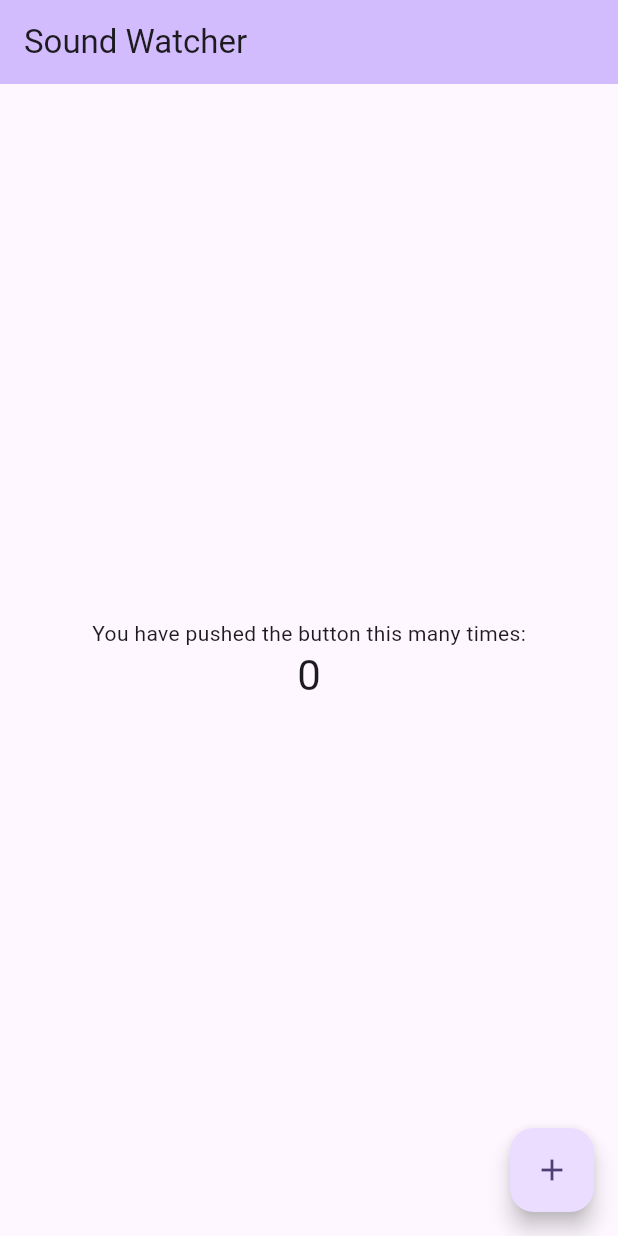
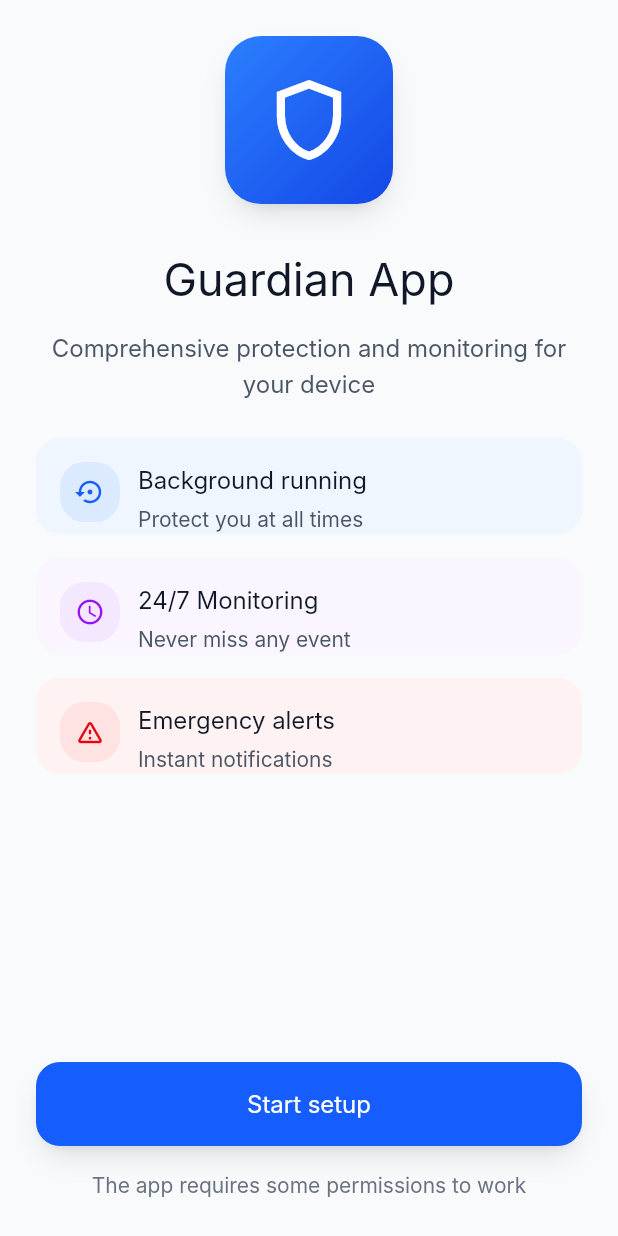
Before and after one commit to cmwuaan/tku-hackathon, a Flutter app: the screen it shows after launch, on a phone screen of 412 x 824 dp. Run offline on Flutter 3.47's test engine with Material 3 defaults, Android fonts, the light colour scheme and no system bars; Roboto replaces fonts that are missing (Inter).

Commit message:
feat(fe): implement welcome  screen ui

```diff
--- /dev/null
+++ b/FE/hackathon/lib/core/theme/app_theme.dart
@@ -0,0 +1,104 @@
+import 'package:flutter/material.dart';
+
+/// App Theme Configuration
+/// Based on Figma design specifications
+class AppTheme {
+  // Color Palette
+  static const Color primaryBlue = Color(0xFF155DFC);
+  static const Color textPrimary = Color(0xFF101828);
+  static const Color textSecondary = Color(0xFF4A5565);
+  static const Color textTertiary = Color(0xFF6A7282);
+  static const Color backgroundWhite = Color(0xFFFFFFFF);
+  static const Color backgroundLight = Color(0xFFF9FAFB);
+
+  // Feature Card Colors
+  static const Color featureCard1Bg = Color(0xFFEFF6FF);
+  static const Color featureCard1IconBg = Color(0xFFDBEAFE);
+  static const Color featureCard2Bg = Color(0xFFFAF5FF);
+  static const Color featureCard2IconBg = Color(0xFFF3E8FF);
+  static const Color featureCard3Bg = Color(0xFFFEF2F2);
+  static const Color featureCard3IconBg = Color(0xFFFFE2E2);
+
+  // Gradient Colors
+  static const Color gradientStart = Color(0xFF2B7FFF);
+  static const Color gradientEnd = Color(0xFF1447E6);
+
+  /// App Theme Data
+  static ThemeData get lightTheme {
+    return ThemeData(
+      useMaterial3: true,
+      colorScheme: ColorScheme.light(
+        primary: primaryBlue,
+        surface: backgroundWhite,
+        onPrimary: backgroundWhite,
+        onSurface: textPrimary,
+      ),
+      scaffoldBackgroundColor: backgroundLight,
+      fontFamily: 'Inter',
+      textTheme: const TextTheme(
+        displayLarge: TextStyle(
+          fontSize: 30,
+          fontWeight: FontWeight.w400,
+          height: 1.2,
+          letterSpacing: 0.013,
+          color: textPrimary,
+        ),
+        titleMedium: TextStyle(
+          fontSize: 16,
+          fontWeight: FontWeight.w400,
+          height: 1.5,
+          letterSpacing: -0.02,
+          color: textPrimary,
+        ),
+        bodyLarge: TextStyle(
+          fontSize: 16,
+          fontWeight: FontWeight.w400,
+          height: 1.5,
+          letterSpacing: -0.02,
+          color: textSecondary,
+        ),
+        bodyMedium: TextStyle(
+          fontSize: 14,
+          fontWeight: FontWeight.w400,
+          height: 1.43,
+          letterSpacing: -0.011,
+          color: textSecondary,
+        ),
+        bodySmall: TextStyle(
+          fontSize: 14,
+          fontWeight: FontWeight.w400,
+          height: 1.43,
+          letterSpacing: -0.011,
+          color: textTertiary,
+        ),
+      ),
+    );
+  }
+
+  /// App Icon Gradient
+  static LinearGradient get appIconGradient {
+    return const LinearGradient(
+      begin: Alignment.topLeft,
+      end: Alignment.bottomRight,
+      colors: [gradientStart, gradientEnd],
+    );
+  }
+
+  /// Box Shadow for Cards and Buttons
+  static List<BoxShadow> get cardShadow {
+    return [
+      BoxShadow(
+        color: Colors.black.withValues(alpha: 0.1),
+        offset: const Offset(0, 4),
+        blurRadius: 6,
+        spreadRadius: -4,
+      ),
+      BoxShadow(
+        color: Colors.black.withValues(alpha: 0.1),
+        offset: const Offset(0, 10),
+        blurRadius: 15,
+        spreadRadius: -3,
+      ),
+    ];
+  }
+}
--- /dev/null
+++ b/FE/hackathon/lib/features/welcome/ui/welcome_screen.dart
@@ -0,0 +1,121 @@
+import 'package:flutter/material.dart';
+import '../../../core/theme/app_theme.dart';
+import '../../../shared/widgets/feature_card.dart';
+import '../../../shared/widgets/primary_button.dart';
+
+/// Welcome Screen
+/// First screen shown to users introducing the app features
+class WelcomeScreen extends StatelessWidget {
+  final VoidCallback? onStartSetup;
+
+  const WelcomeScreen({super.key, this.onStartSetup});
+
+  @override
+  Widget build(BuildContext context) {
+    return Scaffold(
+      backgroundColor: AppTheme.backgroundLight,
+      body: SafeArea(
+        child: Padding(
+          padding: const EdgeInsets.symmetric(horizontal: 24),
+          child: Column(
+            mainAxisAlignment: MainAxisAlignment.spaceBetween,
+            children: [
+              const SizedBox(height: 24),
+              // Main Content
+              Expanded(
+                child: Column(
+                  children: [
+                    // App Icon/Logo
+                    Container(
+                      width: 112,
+                      height: 112,
+                      decoration: BoxDecoration(
+                        gradient: AppTheme.appIconGradient,
+                        borderRadius: BorderRadius.circular(24),
+                        boxShadow: AppTheme.cardShadow,
+                      ),
+                      child: const Icon(
+                        Icons.shield_outlined,
+                        size: 64,
+                        color: Colors.white,
+                      ),
+                    ),
+                    const SizedBox(height: 32),
+                    // App Title
+                    Text(
+                      'Guardian App',
+                      style: Theme.of(context).textTheme.displayLarge,
+                    ),
+                    const SizedBox(height: 16),
+                    // Description
+                    Text(
+                      'Comprehensive protection and monitoring for your device',
+                      textAlign: TextAlign.center,
+                      style: Theme.of(context).textTheme.bodyLarge,
+                    ),
+                    const SizedBox(height: 24),
+                    // Feature Cards
+                    Column(
+                      children: [
+                        FeatureCard(
+                          backgroundColor: AppTheme.featureCard1Bg,
+                          iconBackgroundColor: AppTheme.featureCard1IconBg,
+                          icon: const Icon(
+                            Icons.settings_backup_restore,
+                            color: AppTheme.primaryBlue,
+                            size: 20,
+                          ),
+                          title: 'Background running',
+                          description: 'Protect you at all times',
+                        ),
+                        const SizedBox(height: 16),
+                        FeatureCard(
+                          backgroundColor: AppTheme.featureCard2Bg,
+                          iconBackgroundColor: AppTheme.featureCard2IconBg,
+                          icon: const Icon(
+                            Icons.access_time,
+                            color: Color(0xFF9810FA),
+                            size: 20,
+                          ),
+                          title: '24/7 Monitoring',
+                          description: 'Never miss any event',
+                        ),
+                        const SizedBox(height: 16),
+                        FeatureCard(
+                          backgroundColor: AppTheme.featureCard3Bg,
+                          iconBackgroundColor: AppTheme.featureCard3IconBg,
+                          icon: const Icon(
+                            Icons.warning_amber_rounded,
+                            color: Color(0xFFE7000B),
+                            size: 20,
+                          ),
+                          title: 'Emergency alerts',
+                          description: 'Instant notifications',
+                        ),
+                      ],
+                    ),
+                  ],
+                ),
+              ),
+              // Action Section
+              Padding(
+                padding: const EdgeInsets.only(bottom: 24),
+                child: Column(
+                  children: [
+                    PrimaryButton(text: 'Start setup', onPressed: onStartSetup),
+                    const SizedBox(height: 16),
+                    Text(
+                      'The app requires some permissions to work',
+                      textAlign: TextAlign.center,
+                      style: Theme.of(context).textTheme.bodySmall,
+                    ),
+                  ],
+                ),
+              ),
+            ],
+          ),
+        ),
+      ),
+    );
+  }
+}
--- a/FE/hackathon/lib/main.dart
+++ b/FE/hackathon/lib/main.dart
@@ -1,4 +1,6 @@
 import 'package:flutter/material.dart';
+import 'core/theme/app_theme.dart';
+import 'features/welcome/ui/welcome_screen.dart';
 
 void main() {
   runApp(const MyApp());
@@ -10,55 +12,10 @@ class MyApp extends StatelessWidget {
   @override
   Widget build(BuildContext context) {
     return MaterialApp(
-      title: 'Sound Watcher',
-      theme: ThemeData(colorScheme: .fromSeed(seedColor: Colors.deepPurple)),
-      home: const MyHomePage(title: 'Sound Watcher'),
+      title: 'Guardian App',
+      theme: AppTheme.lightTheme,
+      home: const WelcomeScreen(),
       debugShowCheckedModeBanner: false,
     );
   }
 }
-
-class MyHomePage extends StatefulWidget {
-  const MyHomePage({super.key, required this.title});
-  final String title;
-
-  @override
-  State<MyHomePage> createState() => _MyHomePageState();
-}
-
-class _MyHomePageState extends State<MyHomePage> {
-  int _counter = 0;
-
-  void _incrementCounter() {
-    setState(() {
-      _counter++;
-    });
-  }
-
-  @override
-  Widget build(BuildContext context) {
-    return Scaffold(
-      appBar: AppBar(
-        backgroundColor: Theme.of(context).colorScheme.inversePrimary,
-        title: Text(widget.title),
-      ),
-      body: Center(
-        child: Column(
-          mainAxisAlignment: .center,
-          children: [
-            const Text('You have pushed the button this many times:'),
-            Text(
-              '$_counter',
-              style: Theme.of(context).textTheme.headlineMedium,
-            ),
-          ],
-        ),
-      ),
-      floatingActionButton: FloatingActionButton(
-        onPressed: _incrementCounter,
-        tooltip: 'Increment',
-        child: const Icon(Icons.add),
-      ),
-    );
-  }
-}
--- /dev/null
+++ b/FE/hackathon/lib/shared/widgets/feature_card.dart
@@ -0,0 +1,71 @@
+import 'package:flutter/material.dart';
+
+/// Feature Card Widget
+/// Displays a feature with icon, title, and description
+class FeatureCard extends StatelessWidget {
+  final Color backgroundColor;
+  final Color iconBackgroundColor;
+  final Widget icon;
+  final String title;
+  final String description;
+
+  const FeatureCard({
+    super.key,
+    required this.backgroundColor,
+    required this.iconBackgroundColor,
+    required this.icon,
+    required this.title,
+    required this.description,
+  });
+
+  @override
+  Widget build(BuildContext context) {
+    return Container(
+      padding: const EdgeInsets.only(top: 16, left: 16),
+      decoration: BoxDecoration(
+        color: backgroundColor,
+        borderRadius: BorderRadius.circular(16),
+      ),
+      child: Row(
+        crossAxisAlignment: CrossAxisAlignment.start,
+        children: [
+          // Icon Container
+          Container(
+            width: 40,
+            height: 40,
+            decoration: BoxDecoration(
+              color: iconBackgroundColor,
+              borderRadius: BorderRadius.circular(16.4),
+            ),
+            child: Center(child: icon),
+          ),
+          const SizedBox(width: 12),
+          // Text Content
+          Expanded(
+            child: Column(
+              crossAxisAlignment: CrossAxisAlignment.start,
+              mainAxisSize: MainAxisSize.min,
+              children: [
+                // Title
+                Text(
+                  title,
+                  style: Theme.of(context).textTheme.titleMedium?.copyWith(
+                    color: const Color(0xFF101828),
+                  ),
+                ),
+                const SizedBox(height: 4),
+                // Description
+                Text(
+                  description,
+                  style: Theme.of(context).textTheme.bodyMedium?.copyWith(
+                    color: const Color(0xFF4A5565),
+                  ),
+                ),
+              ],
+            ),
+          ),
+        ],
+      ),
+    );
+  }
+}
--- /dev/null
+++ b/FE/hackathon/lib/shared/widgets/primary_button.dart
@@ -0,0 +1,46 @@
+import 'package:flutter/material.dart';
+import '../../core/theme/app_theme.dart';
+
+/// Primary Button Widget
+/// Styled button matching Figma design
+class PrimaryButton extends StatelessWidget {
+  final String text;
+  final VoidCallback? onPressed;
+  final bool isEnabled;
+
+  const PrimaryButton({
+    super.key,
+    required this.text,
+    this.onPressed,
+    this.isEnabled = true,
+  });
+
+  @override
+  Widget build(BuildContext context) {
+    return Container(
+      width: double.infinity,
+      height: 56,
+      decoration: BoxDecoration(
+        color: isEnabled ? AppTheme.primaryBlue : AppTheme.textTertiary,
+        borderRadius: BorderRadius.circular(16),
+        boxShadow: AppTheme.cardShadow,
+      ),
+      child: Material(
+        color: Colors.transparent,
+        child: InkWell(
+          onTap: isEnabled ? onPressed : null,
+          borderRadius: BorderRadius.circular(16),
+          child: Center(
+            child: Text(
+              text,
+              style: Theme.of(context).textTheme.bodyLarge?.copyWith(
+                color: Colors.white,
+                fontWeight: FontWeight.w400,
+              ),
+            ),
+          ),
+        ),
+      ),
+    );
+  }
+}
```
Also changed, not shown: 5 other files.
